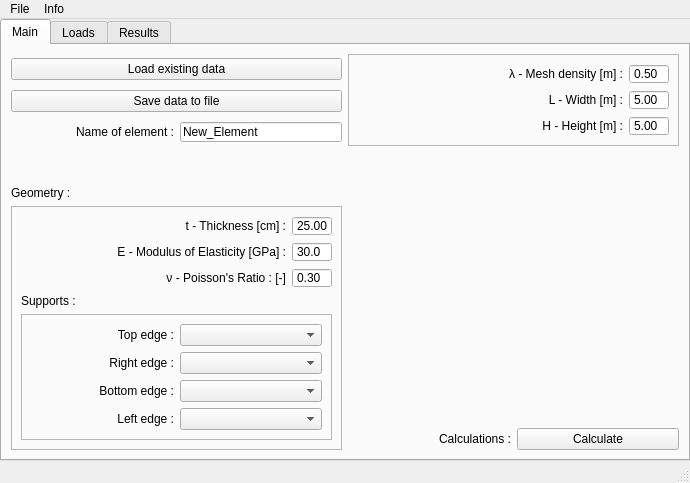
Qt form fidi/gui/Ui/plate_window.ui (mateuszac/FIDI) before a commit.
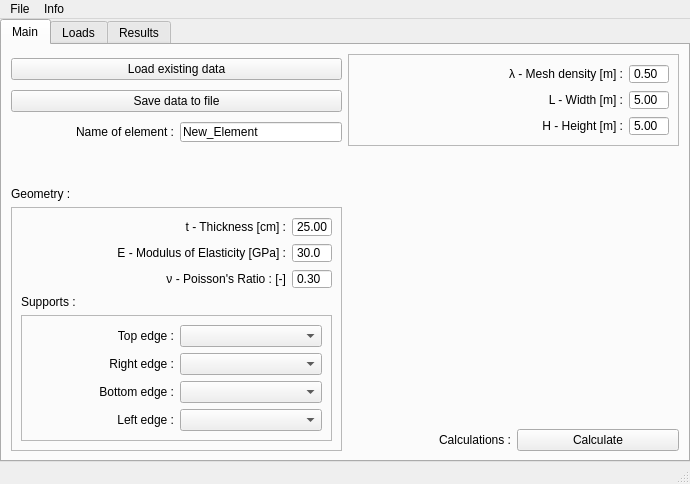
The same form after that commit. The open tabs and pages were chosen to show the change. Icons and pictures are not drawn.

The edit to the form file:
```diff
--- a/fidi/gui/Ui/plate_window.ui
+++ b/fidi/gui/Ui/plate_window.ui
@@ -7,7 +7,7 @@
     <x>0</x>
     <y>0</y>
     <width>690</width>
-    <height>483</height>
+    <height>484</height>
    </rect>
   </property>
   <property name="windowTitle">
```
Left out of the diff: 2 changed lines with no effect on the pictures.
